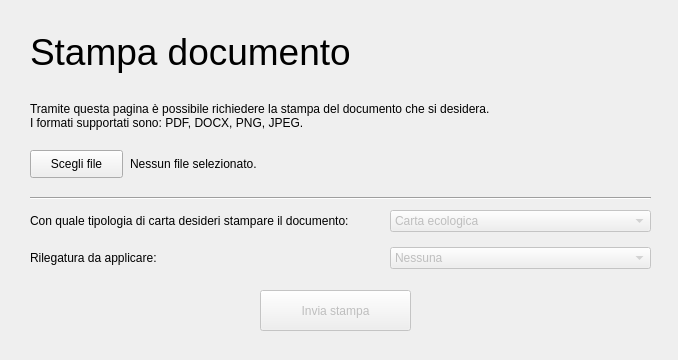
Before: the Qt Designer form ui/stampa_documento.ui in faffolao/Codice_Gestionale_Tipografia, drawn with Qt 5.
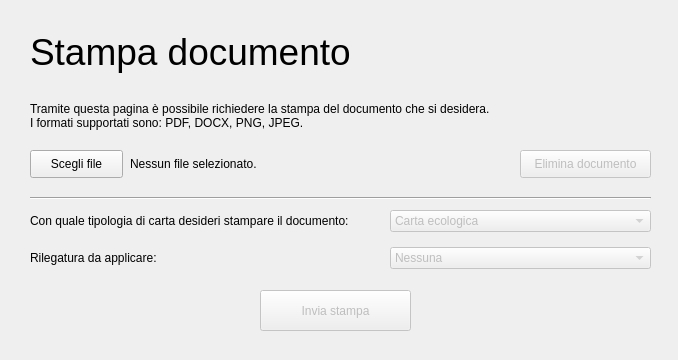
After: the same form once the commit is applied.

Commit message: inizio aggiunta area di stampa del documento

Patch:
```diff
--- a/ui/stampa_documento.ui
+++ b/ui/stampa_documento.ui
@@ -70,10 +70,13 @@
      <rect>
       <x>130</x>
       <y>156</y>
-      <width>391</width>
+      <width>381</width>
       <height>16</height>
      </rect>
     </property>
+    <property name="layoutDirection">
+     <enum>Qt::LeftToRight</enum>
+    </property>
     <property name="text">
      <string>Nessun file selezionato.</string>
     </property>
@@ -194,6 +197,22 @@
      <string>Invia stampa</string>
     </property>
    </widget>
+   <widget class="QPushButton" name="btn_elimina_doc">
+    <property name="enabled">
+     <bool>false</bool>
+    </property>
+    <property name="geometry">
+     <rect>
+      <x>520</x>
+      <y>150</y>
+      <width>131</width>
+      <height>28</height>
+     </rect>
+    </property>
+    <property name="text">
+     <string>Elimina documento</string>
+    </property>
+   </widget>
   </widget>
  </widget>
  <resources/>
```
The commit also changes 7 other files.
